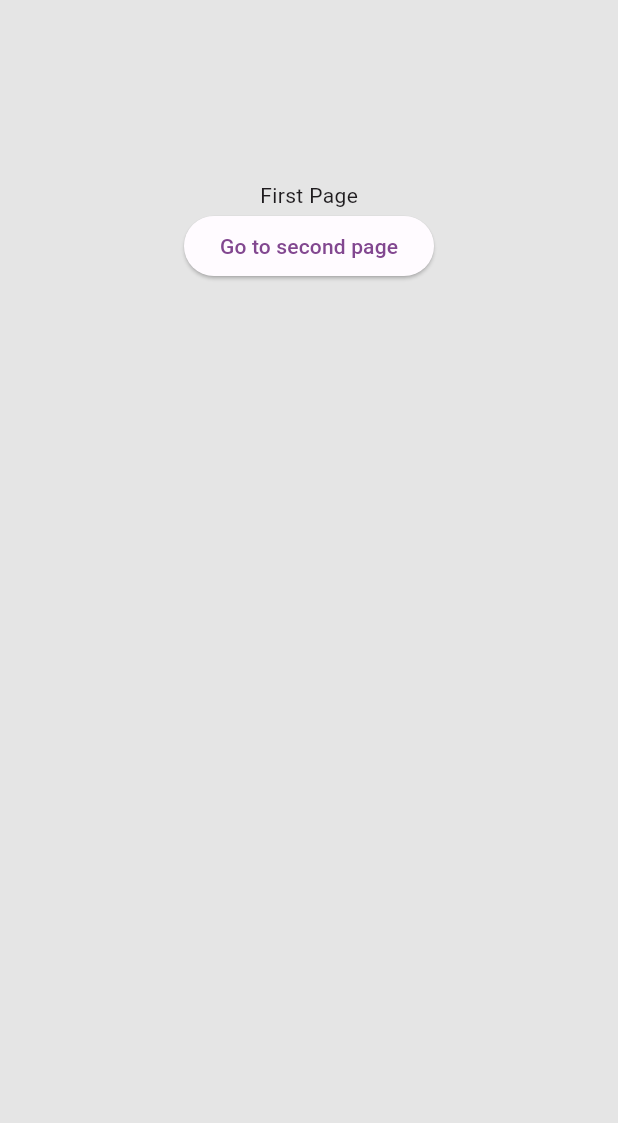
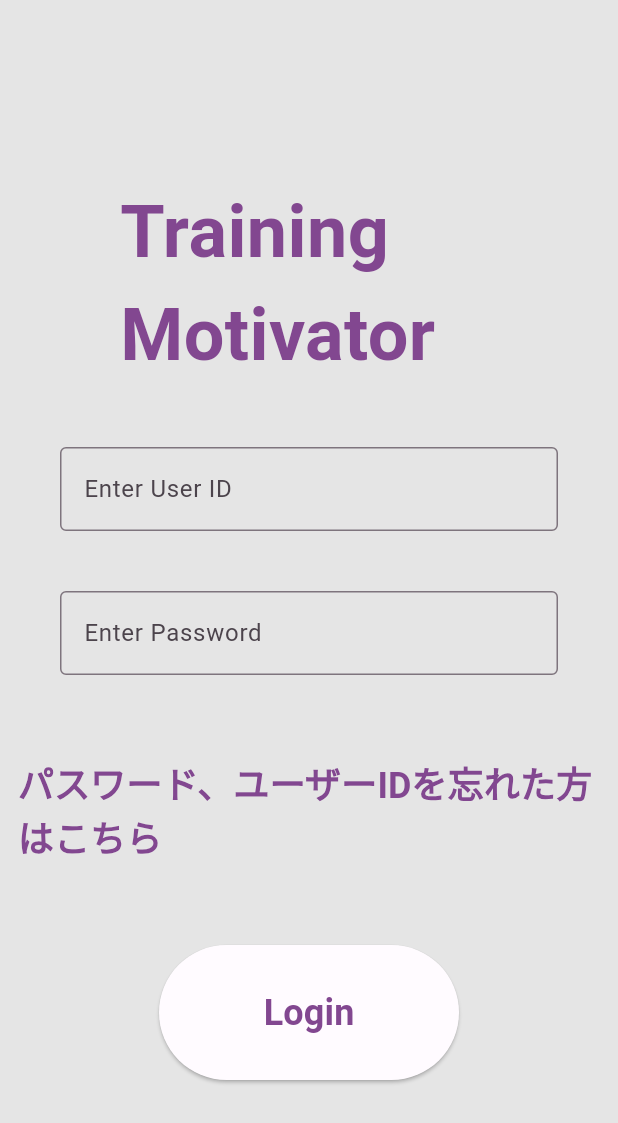
Before and after one commit to GataGataGAta/Training-App, a Flutter app: the screen it shows after launch, on a phone screen of 412 x 824 dp. Shown: the top 1123 px of the screen. Run offline on Flutter 3.47's test engine with Material 3 defaults, Android fonts, the phone set to English and light mode, and no system bars; missing offline and left inert: dart:ffi.

Commit message:
add TextField and Button

```diff
--- a/trainingmotivator/lib/View/first_page.dart
+++ b/trainingmotivator/lib/View/first_page.dart
@@ -1,3 +1,5 @@
+import 'dart:ffi';
+
 import 'package:flutter/material.dart';
 
 class FirstPage extends StatelessWidget {
@@ -12,10 +14,76 @@ class FirstPage extends StatelessWidget {
           Center(
               child: Column(children: [
             const Padding(padding: EdgeInsets.only(top: 120)),
-            const Text('First Page'),
-            ElevatedButton(
-              onPressed: () {},
-              child: const Text('Go to second page'),
+            const Center(
+              child: Padding(
+                padding: EdgeInsets.only(left: 80, right: 10),
+                child: Text(
+                  'Training Motivator',
+                  style: TextStyle(
+                    fontSize: 48,
+                    fontWeight: FontWeight.bold,
+                    color: Color(0xFF824790),
+                  ),
+                ),
+              ),
+            ),
+            const Padding(padding: EdgeInsets.only(top: 40)),
+            const Center(
+              child: Padding(
+                padding: EdgeInsets.only(left: 40, right: 40),
+                child: TextField(
+                  decoration: InputDecoration(
+                    border: OutlineInputBorder(),
+                    labelText: 'Enter User ID',
+                  ),
+                ),
+              ),
+            ),
+            const Padding(padding: EdgeInsets.only(top: 40)),
+            const Center(
+                child: Padding(
+              padding: EdgeInsets.only(left: 40, right: 40),
+              child: TextField(
+                decoration: InputDecoration(
+                  border: OutlineInputBorder(),
+                  labelText: 'Enter Password',
+                ),
+              ),
+            )),
+            const Padding(padding: EdgeInsets.only(top: 40)),
+            SizedBox(
+              height: 100,
+              width: double.infinity,
+              child: TextButton(
+                style: TextButton.styleFrom(
+                  foregroundColor: Colors.black,
+                ),
+                onPressed: () {},
+                child: const Text(
+                  'パスワード、ユーザーIDを忘れた方はこちら',
+                  style: TextStyle(
+                    fontSize: 24,
+                    fontWeight: FontWeight.bold,
+                    color: Color(0xFF824790),
+                  ),
+                ),
+              ),
+            ),
+            const Padding(padding: EdgeInsets.only(top: 40)),
+            SizedBox(
+              height: 90,
+              width: 200,
+              child: ElevatedButton(
+                onPressed: () {},
+                child: const Text(
+                  'Login',
+                  style: TextStyle(
+                    fontSize: 24,
+                    fontWeight: FontWeight.bold,
+                    color: Color(0xFF824790),
+                  ),
+                ),
+              ),
             ),
           ]))
         ],
```
